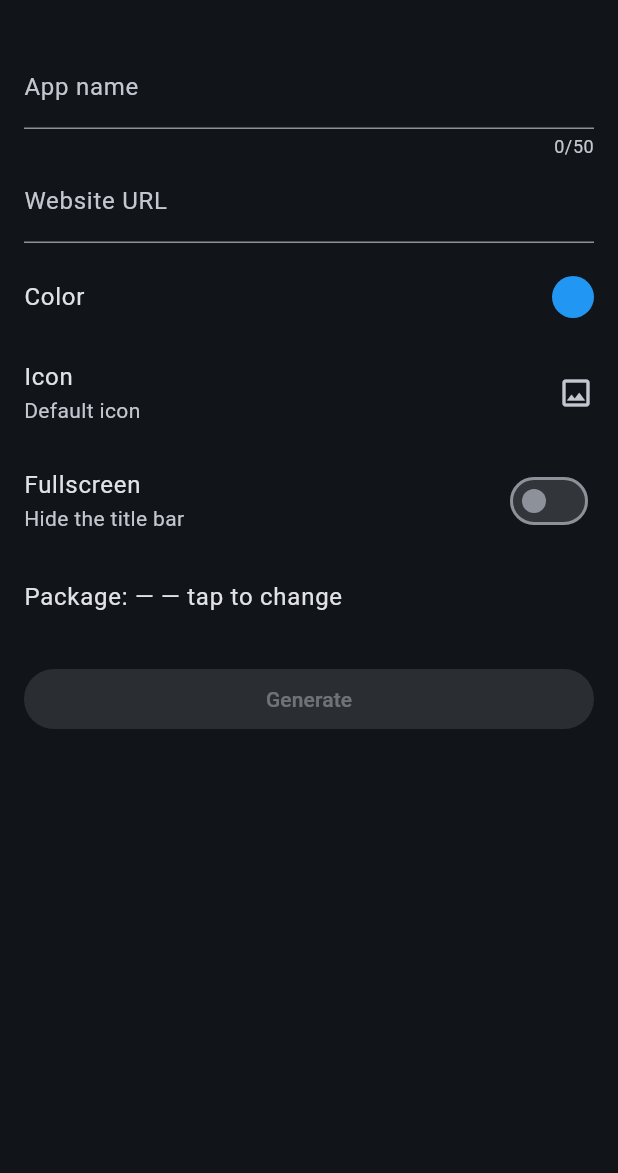
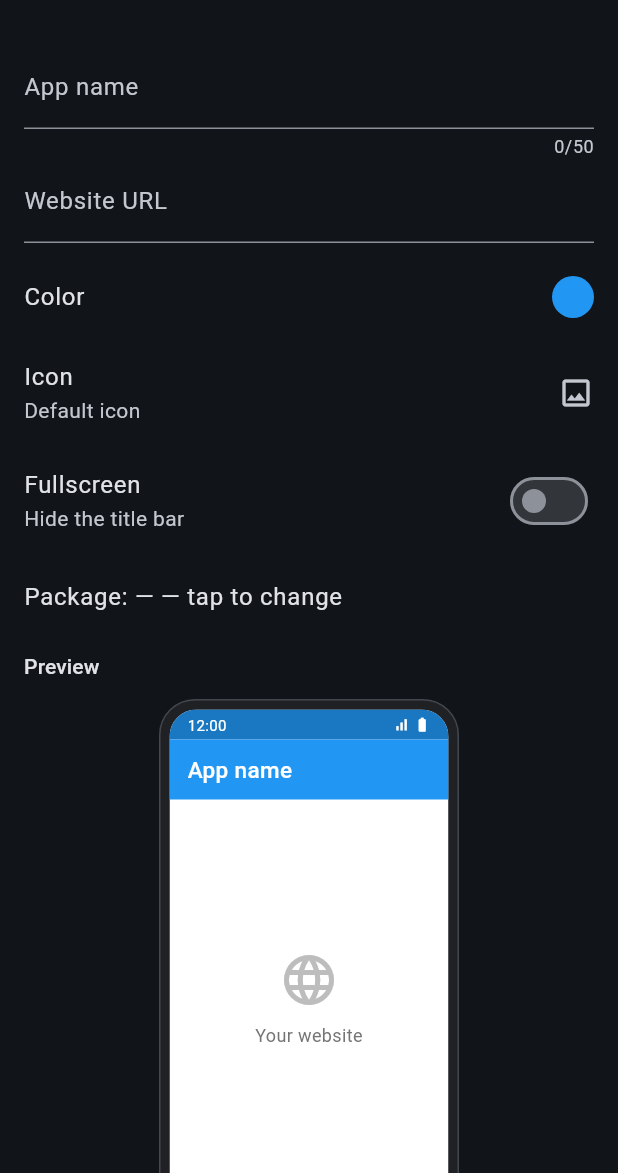
Before and after one commit to devilAPI/web2apk, a Flutter app: the screen it shows after launch, on a phone screen of 412 x 824 dp, the part 63-1236 px from its top. Run offline on Flutter 3.47's test engine with Material 3 defaults, Android fonts, the phone set to English and light mode, and no system bars; our stand-ins replace file_picker, flutter_colorpicker, share_plus, shared_preferences, web; missing offline and left inert: dart:js_interop, pointycastle.

Commit message:
feat: live preview of the generated app screen and icon
Co-Authored-By: Claude Opus 5.5 <noreply@anthropic.com>
Claude-Session: https://claude.ai/code/session_015N24yBvRNRonkZRTorXZTq

```diff
--- /dev/null
+++ b/lib/src/ui/app_preview.dart
@@ -0,0 +1,161 @@
+import 'package:flutter/foundation.dart';
+import 'package:flutter/material.dart';
+
+const _defaultIconColor = Color(0xFF2196F3);
+
+/// Status bar color the template uses: each channel of [color] times 0.8.
+Color statusBarColor(Color color) => Color.fromARGB(
+  255,
+  (color.r * 255 * 0.8).toInt(),
+  (color.g * 255 * 0.8).toInt(),
+  (color.b * 255 * 0.8).toInt(),
+);
+
+/// Title color the template uses: white on dark colors, black on light ones
+/// (Android's `Color.luminance(color) < 0.5`).
+Color titleColor(Color color) =>
+    color.computeLuminance() < 0.5 ? Colors.white : Colors.black;
+
+/// A sketch of the generated app: a phone showing the app screen, and the
+/// home-screen icon with its label below. Mirrors the template's
+/// MainActivity (status bar, title bar, fullscreen), not the website itself.
+class AppPreview extends StatelessWidget {
+  const AppPreview({
+    super.key,
+    required this.name,
+    required this.url,
+    required this.color,
+    required this.fullscreen,
+    this.icon,
+  });
+
+  final String name;
+
+  /// Normalized URL, or null while the URL field is empty or invalid.
+  final String? url;
+  final Color color;
+  final bool fullscreen;
+  final Uint8List? icon;
+
+  @override
+  Widget build(BuildContext context) {
+    final title = name.trim().isEmpty ? 'App name' : name.trim();
+    final onBar = titleColor(statusBarColor(color));
+    final host = url == null ? null : Uri.tryParse(url!)?.host;
+    return Column(
+      children: [
+        Container(
+          width: 200,
+          height: 340,
+          padding: const EdgeInsets.all(6),
+          decoration: BoxDecoration(
+            color: const Color(0xFF202124),
+            border: Border.all(
+              color: Theme.of(context).colorScheme.outlineVariant,
+            ),
+            borderRadius: BorderRadius.circular(24),
+          ),
+          child: ClipRRect(
+            borderRadius: BorderRadius.circular(18),
+            child: ColoredBox(
+              color: Colors.white,
+              child: Column(
+                crossAxisAlignment: CrossAxisAlignment.stretch,
+                children: [
+                  Container(
+                    key: const Key('preview-status-bar'),
+                    height: 20,
+                    color: statusBarColor(color),
+                    padding: const EdgeInsets.symmetric(horizontal: 12),
+                    child: Row(
+                      children: [
+                        Text(
+                          '12:00',
+                          style: TextStyle(color: onBar, fontSize: 10),
+                        ),
+                        const Spacer(),
+                        Icon(Icons.signal_cellular_alt, color: onBar, size: 11),
+                        const SizedBox(width: 3),
+                        Icon(Icons.battery_full, color: onBar, size: 11),
+                      ],
+                    ),
+                  ),
+                  if (!fullscreen)
+                    Container(
+                      key: const Key('preview-title-bar'),
+                      height: 40,
+                      color: color,
+                      padding: const EdgeInsets.symmetric(horizontal: 12),
+                      alignment: Alignment.centerLeft,
+                      child: Text(
+                        title,
+                        maxLines: 1,
+                        overflow: TextOverflow.ellipsis,
+                        style: TextStyle(
+                          color: titleColor(color),
+                          fontSize: 15,
+                          fontWeight: FontWeight.w500,
+                        ),
+                      ),
+                    ),
+                  Expanded(
+                    child: Center(
+                      child: Padding(
+                        padding: const EdgeInsets.all(12),
+                        child: Column(
+                          mainAxisSize: MainAxisSize.min,
+                          children: [
+                            Icon(
+                              Icons.language,
+                              size: 40,
+                              color: Colors.grey.shade400,
+                            ),
+                            const SizedBox(height: 8),
+                            Text(
+                              host ?? 'Your website',
+                              textAlign: TextAlign.center,
+                              maxLines: 2,
+                              overflow: TextOverflow.ellipsis,
+                              style: TextStyle(
+                                color: Colors.grey.shade600,
+                                fontSize: 12,
+                              ),
+                            ),
+                          ],
+                        ),
+                      ),
+                    ),
+                  ),
+                ],
+              ),
+            ),
+          ),
+        ),
+        const SizedBox(height: 16),
+        ClipRRect(
+          borderRadius: BorderRadius.circular(12),
+          child: icon == null
+              ? Container(
+                  width: 48,
+                  height: 48,
+                  color: _defaultIconColor,
+                  child: const Icon(Icons.language, color: Colors.white),
+                )
+              : Image.memory(icon!, width: 48, height: 48, fit: BoxFit.cover),
+        ),
+        const SizedBox(height: 4),
+        SizedBox(
+          width: 80,
+          child: Text(
+            title,
+            key: const Key('preview-label'),
+            textAlign: TextAlign.center,
+            maxLines: 1,
+            overflow: TextOverflow.ellipsis,
+            style: Theme.of(context).textTheme.bodySmall,
+          ),
+        ),
+      ],
+    );
+  }
+}
--- a/lib/src/ui/generator_page.dart
+++ b/lib/src/ui/generator_page.dart
@@ -11,6 +11,7 @@ import '../apk/signing_key.dart';
 import '../apk/template_contract.dart';
 import '../apk_actions.dart';
 import '../saved_apps.dart';
+import 'app_preview.dart';
 import 'key_page.dart';
 import 'my_apps_page.dart';
 import 'result_page.dart';
@@ -352,10 +353,17 @@ class _GeneratorPageState extends State<GeneratorPage> {
           ),
         ],
       ),
-      body: Center(
-        child: ConstrainedBox(
-          constraints: const BoxConstraints(maxWidth: 560),
-          child: ListView(
+      body: LayoutBuilder(
+        builder: (context, constraints) {
+          final wide = constraints.maxWidth >= 760;
+          final preview = AppPreview(
+            name: _name.text,
+            url: _normalizedUrl,
+            color: _color,
+            fullscreen: _fullscreen,
+            icon: _icon,
+          );
+          final form = ListView(
             padding: const EdgeInsets.all(16),
             children: [
               if (widget.showWebKeyNotice) ...[
@@ -427,7 +435,13 @@ class _GeneratorPageState extends State<GeneratorPage> {
                 enabled: !busy,
                 onTap: _editPackage,
               ),
-              const SizedBox(height: 16),
+              if (!wide) ...[
+                const SizedBox(height: 8),
+                Text('Preview', style: Theme.of(context).textTheme.titleSmall),
+                const SizedBox(height: 12),
+                preview,
+              ],
+              const SizedBox(height: 24),
               FilledButton(
                 key: const Key('generate'),
                 onPressed: _valid && !busy ? _generate : null,
@@ -447,8 +461,32 @@ class _GeneratorPageState extends State<GeneratorPage> {
                     : const Text('Generate'),
               ),
             ],
-          ),
-        ),
+          );
+          if (!wide) {
+            return Center(
+              child: ConstrainedBox(
+                constraints: const BoxConstraints(maxWidth: 560),
+                child: form,
+              ),
+            );
+          }
+          return Row(
+            mainAxisAlignment: MainAxisAlignment.center,
+            children: [
+              Flexible(
+                child: ConstrainedBox(
+                  constraints: const BoxConstraints(maxWidth: 560),
+                  child: form,
+                ),
+              ),
+              const SizedBox(width: 8),
+              SingleChildScrollView(
+                padding: const EdgeInsets.all(16),
+                child: preview,
+              ),
+            ],
+          );
+        },
       ),
     );
   }
```
Also changed, not shown: 3 other files.
